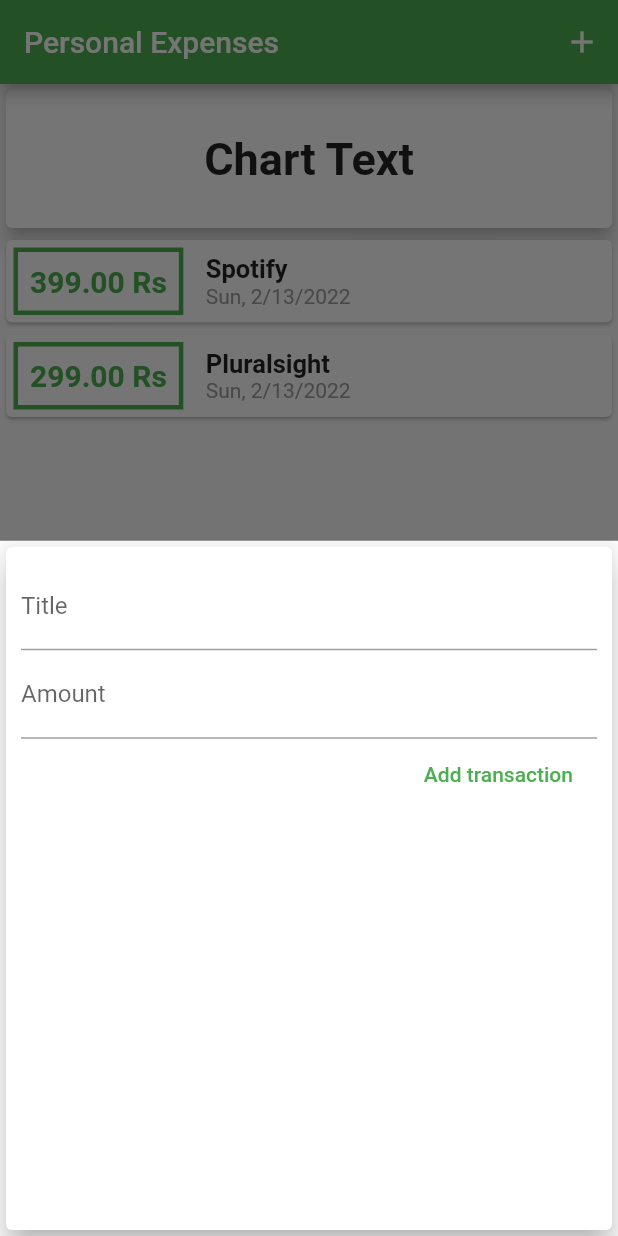
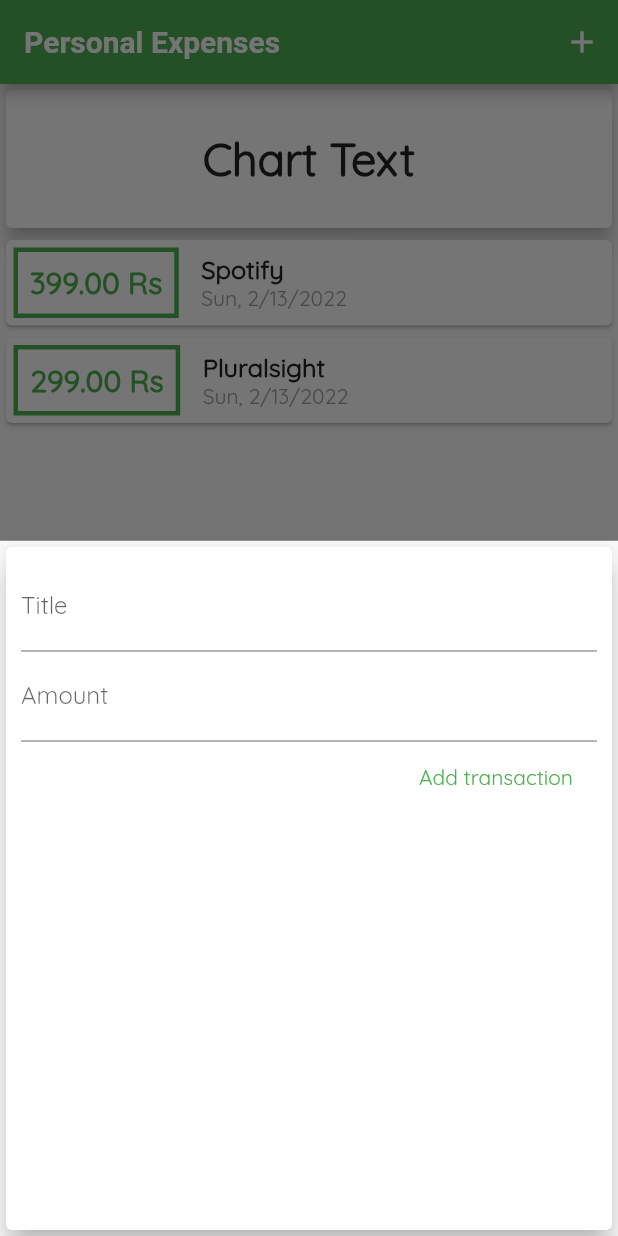
Before and after one commit to ImaduddinKhan/My-Flutter-Best-Practices, a Flutter app: the screen it shows after launch, after a tap on the "add" icon, on a phone screen of 412 x 824 dp. Run offline on Flutter 3.47's test engine with Material 2 defaults, Android fonts, the phone set to English and light mode, and no system bars; Roboto replaces fonts that are missing (OpenSan); statements that could not run were skipped.

Commit message:
Using Custom Fonts

```diff
--- a/udemey_flutter_practices/personal_expenses_app/lib/main.dart
+++ b/udemey_flutter_practices/personal_expenses_app/lib/main.dart
@@ -13,7 +13,21 @@
   @override
   Widget build(BuildContext context) {
     return MaterialApp(
-      title: 'Flutter App',
+      title: 'Personal Expenses',
+      theme: ThemeData(
+        primarySwatch: Colors.green,
+        accentColor: Colors.blueGrey,
+        fontFamily: 'Quicksand',
+        appBarTheme: AppBarTheme(
+          textTheme: ThemeData.light().textTheme.copyWith(
+                headline6: TextStyle(
+                  fontFamily: 'OpenSan',
+                  fontSize: 20,
+                  fontWeight: FontWeight.bold,
+                ),
+              ),
+        ),
+      ),
       home: MyHomePage(),
     );
   }
@@ -71,14 +85,18 @@
   Widget build(BuildContext context) {
     return Scaffold(
       appBar: AppBar(
-        backgroundColor: Colors.green,
+        backgroundColor: Theme.of(context).primaryColor,
         actions: [
           IconButton(
             icon: Icon(Icons.add),
             onPressed: () => _startAddNewTransactionSheet(context),
           ),
         ],
-        title: const Text('Personal Expenses'),
+        title: Text(
+          'Personal Expenses',
+          style: Theme.of(context).appBarTheme.textTheme!.headline6,
+          // style: TextStyle(fontFamily: 'OpenSans'),
+        ),
       ),
       body: SingleChildScrollView(
         child: Column(
@@ -106,7 +124,6 @@
       ),
       floatingActionButton: FloatingActionButton(
         elevation: 10,
-        backgroundColor: Colors.green,
         child: Icon(
           Icons.add,
         ),
--- a/udemey_flutter_practices/personal_expenses_app/lib/widgets/new_transactioin.dart
+++ b/udemey_flutter_practices/personal_expenses_app/lib/widgets/new_transactioin.dart
@@ -54,13 +54,11 @@
               // onChanged: (val) => amountInput = val,
             ),
             FlatButton(
-              child: const Text(
+              child: Text(
                 'Add transaction',
-                style: TextStyle(color: Colors.green),
+                style: TextStyle(color: Theme.of(context).primaryColor),
               ),
-              onPressed: () {
-                submitThroughKeyboardButton;
-              },
+              onPressed: submitThroughKeyboardButton,
             ),
           ],
         ),
--- a/udemey_flutter_practices/personal_expenses_app/lib/widgets/transaction_list.dart
+++ b/udemey_flutter_practices/personal_expenses_app/lib/widgets/transaction_list.dart
@@ -10,7 +10,7 @@
   @override
   Widget build(BuildContext context) {
     return Container(
-      height: 350,
+      height: 480,
       child: ListView.builder(
         itemCount: tx.length,
         itemBuilder: (context, index) {
@@ -24,15 +24,15 @@
                   ),
                   child: Text(
                     '${tx[index].amount.toStringAsFixed(2)} \Rs',
-                    style: const TextStyle(
-                      color: Colors.green,
+                    style: TextStyle(
+                      color: Theme.of(context).primaryColor,
                       fontSize: 20,
                       fontWeight: FontWeight.bold,
                     ),
                   ),
                   decoration: BoxDecoration(
                     border: Border.all(
-                      color: Colors.green,
+                      color: Theme.of(context).primaryColor,
                       style: BorderStyle.solid,
                       width: 3,
                     ),
```
Also changed, not shown: udemey_flutter_practices/personal_expenses_app/lib/widgets/user_transaction.dart (deleted, +0 -24 lines), udemey_flutter_practices/personal_expenses_app/pubspec.yaml (+11 -3 lines), udemey_flutter_practices/personal_expenses_app/assets/fonts/OpenSans-Bold.ttf (added), udemey_flutter_practices/personal_expenses_app/assets/fonts/OpenSans-Regular.ttf (added), udemey_flutter_practices/personal_expenses_app/assets/fonts/Quicksand-Bold.ttf (added), udemey_flutter_practices/personal_expenses_app/assets/fonts/Quicksand-Light.ttf (added), udemey_flutter_practices/personal_expenses_app/assets/fonts/Quicksand-Medium.ttf (added), udemey_flutter_practices/personal_expenses_app/assets/fonts/Quicksand-Regular.ttf (added).
